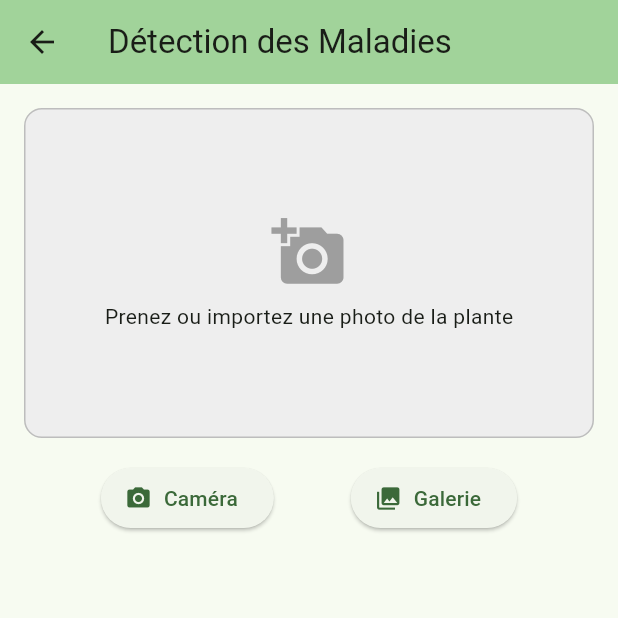
After one commit to mohamedgames311-sta/agrismart-project, a Flutter app: the screen it shows once a user with an empty profile is signed in, item 3 of the bottom bar chosen, after a tap on "Détection des maladies (IA)", on a phone screen of 412 x 824 dp, the top half of it. The commit adds this screen. Run offline on Flutter 3.47's test engine with Material 3 defaults, Android fonts, the phone set to English and light mode, and no system bars; our stand-ins replace firebase_auth, firebase_core, image_picker, shared_preferences; accounts and stored records are empty; network calls fail.

Commit message:
Feat: Ajout de la detection des maladies des plantes avec image_picker

```diff
--- /dev/null
+++ b/lib/models/maladie_plante.dart
@@ -0,0 +1,15 @@
+class MaladiePlante {
+  final String nomMaladie;
+  final String nomPlante;
+  final double confiance;
+  final String description;
+  final String traitementConseille;
+
+  MaladiePlante({
+    required this.nomMaladie,
+    required this.nomPlante,
+    required this.confiance,
+    required this.description,
+    required this.traitementConseille,
+  });
+}
--- /dev/null
+++ b/lib/screens/detection_maladie_page.dart
@@ -0,0 +1,137 @@
+import 'dart:io';
+import 'package:flutter/foundation.dart';
+import 'package:flutter/material.dart';
+import 'package:image_picker/image_picker.dart';
+
+import 'package:agrismart/models/maladie_plante.dart';
+import 'package:agrismart/services/detection_maladie_service.dart';
+
+class DetectionMaladiePage extends StatefulWidget {
+  const DetectionMaladiePage({super.key});
+
+  @override
+  State<DetectionMaladiePage> createState() => _DetectionMaladiePageState();
+}
+
+class _DetectionMaladiePageState extends State<DetectionMaladiePage> {
+  XFile? _image;
+  bool _chargement = false;
+  MaladiePlante? _resultat;
+
+  final ImagePicker _picker = ImagePicker();
+
+  Future<void> _selectionnerImage(ImageSource source) async {
+    final picked = await _picker.pickImage(source: source);
+    if (picked != null) {
+      setState(() {
+        _image = picked;
+        _resultat = null;
+        _chargement = true;
+      });
+
+      final res = await DetectionMaladieService.analyserImagePlante(picked.path);
+
+      setState(() {
+        _resultat = res;
+        _chargement = false;
+      });
+    }
+  }
+
+  @override
+  Widget build(BuildContext context) {
+    return Scaffold(
+      appBar: AppBar(
+        title: const Text('Détection des Maladies'),
+        backgroundColor: Theme.of(context).colorScheme.inversePrimary,
+      ),
+      body: SingleChildScrollView(
+        padding: const EdgeInsets.all(16),
+        child: Column(
+          children: [
+            Container(
+              height: 220,
+              width: double.infinity,
+              decoration: BoxDecoration(
+                color: Colors.grey.shade200,
+                borderRadius: BorderRadius.circular(12),
+                border: Border.all(color: Colors.grey.shade400),
+              ),
+              child: _image != null
+                  ? (kIsWeb
+                  ? Image.network(_image!.path, fit: BoxFit.cover)
+                  : Image.file(File(_image!.path), fit: BoxFit.cover))
+                  : const Center(
+                child: Column(
+                  mainAxisAlignment: MainAxisAlignment.center,
+                  children: [
+                    Icon(Icons.add_a_photo, size: 50, color: Colors.grey),
+                    SizedBox(height: 8),
+                    Text('Prenez ou importez une photo de la plante'),
+                  ],
+                ),
+              ),
+            ),
+            const SizedBox(height: 16),
+            Row(
+              mainAxisAlignment: MainAxisAlignment.spaceEvenly,
+              children: [
+                ElevatedButton.icon(
+                  onPressed: () => _selectionnerImage(ImageSource.camera),
+                  icon: const Icon(Icons.camera_alt),
+                  label: const Text('Caméra'),
+                ),
+                ElevatedButton.icon(
+                  onPressed: () => _selectionnerImage(ImageSource.gallery),
+                  icon: const Icon(Icons.photo_library),
+                  label: const Text('Galerie'),
+                ),
+              ],
+            ),
+            const SizedBox(height: 24),
+            if (_chargement)
+              const Column(
+                children: [
+                  CircularProgressIndicator(),
+                  SizedBox(height: 12),
+                  Text('Analyse de la plante en cours...'),
+                ],
+              )
+            else if (_resultat != null)
+              Card(
+                color: Colors.red.shade50,
+                child: Padding(
+                  padding: const EdgeInsets.all(16),
+                  child: Column(
+                    crossAxisAlignment: CrossAxisAlignment.start,
+                    children: [
+                      Row(
+                        children: [
+                          const Icon(Icons.warning, color: Colors.red),
+                          const SizedBox(width: 8),
+                          Expanded(
+                            child: Text(
+                              _resultat!.nomMaladie,
+                              style: const TextStyle(fontSize: 16, fontWeight: FontWeight.bold, color: Colors.red),
+                            ),
+                          ),
+                        ],
+                      ),
+                      const SizedBox(height: 8),
+                      Text('Plante : ${_resultat!.nomPlante} (${(_resultat!.confiance * 100).toStringAsFixed(0)}% certitude)'),
+                      const Divider(),
+                      const Text('Symptômes :', style: TextStyle(fontWeight: FontWeight.bold)),
+                      Text(_resultat!.description),
+                      const SizedBox(height: 10),
+                      const Text('Traitement conseillé :', style: TextStyle(fontWeight: FontWeight.bold, color: Colors.green)),
+                      Text(_resultat!.traitementConseille),
+                    ],
+                  ),
+                ),
+              ),
+          ],
+        ),
+      ),
+    );
+  }
+}
--- a/lib/screens/profil_page.dart
+++ b/lib/screens/profil_page.dart
@@ -4,7 +4,8 @@ import 'package:provider/provider.dart';
 import 'package:agrismart/providers/zones_provider.dart';
 import 'package:agrismart/providers/auth_provider.dart';
 import 'package:agrismart/providers/reglages_provider.dart';
-import 'package:agrismart/screens/suivi_eau_page.dart'; // <-- AJOUT DE L'IMPORT
+import 'package:agrismart/screens/suivi_eau_page.dart';
+import 'package:agrismart/screens/detection_maladie_page.dart';
 
 import 'a_propos_page.dart';
 
@@ -95,7 +96,7 @@ class ProfilPage extends StatelessWidget {
 
             const SizedBox(height: 12),
 
-            // CARTE AJOUTÉE : Consommation d'eau par zone
+            // Consommation d'eau par zone
             Card(
               child: ListTile(
                 leading: const Icon(Icons.water_drop, color: Colors.blue),
@@ -106,6 +107,25 @@ class ProfilPage extends StatelessWidget {
                     context,
                     MaterialPageRoute(
                       builder: (_) => const SuiviEauPage(),
+                    ),
+                  );
+                },
+              ),
+            ),
+
+            const SizedBox(height: 12),
+
+            // Détection des maladies (IA)
+            Card(
+              child: ListTile(
+                leading: const Icon(Icons.local_hospital, color: Colors.red),
+                title: const Text('Détection des maladies (IA)'),
+                trailing: const Icon(Icons.arrow_forward_ios),
+                onTap: () {
+                  Navigator.push(
+                    context,
+                    MaterialPageRoute(
+                      builder: (_) => const DetectionMaladiePage(),
                     ),
                   );
                 },
--- /dev/null
+++ b/lib/services/detection_maladie_service.dart
@@ -0,0 +1,17 @@
+import 'dart:async';
+import '../models/maladie_plante.dart';
+
+class DetectionMaladieService {
+  // Simule l'analyse de l'image de la plante
+  static Future<MaladiePlante> analyserImagePlante(String imagePath) async {
+    await Future.delayed(const Duration(seconds: 2));
+
+    return MaladiePlante(
+      nomPlante: 'Tomate',
+      nomMaladie: 'Mildiou (Phytophthora infestans)',
+      confiance: 0.94,
+      description: 'Présence de taches brunes desséchées sur les feuilles avec un léger feutrage blanc au revers.',
+      traitementConseille: 'Retirer et brûler les feuilles atteintes. Appliquer de la bouillie bordelaise et éviter de mouiller le feuillage lors de l\'arrosage.',
+    );
+  }
+}
--- a/pubspec.yaml
+++ b/pubspec.yaml
@@ -30,6 +30,8 @@ environment:
 dependencies:
   flutter:
     sdk: flutter
+  image_picker: ^1.2.4
+
 
   # The following adds the Cupertino Icons font to your application.
   # Use with the CupertinoIcons class for iOS style icons.
```
Also changed, not shown: pubspec.lock, 5 other files.
